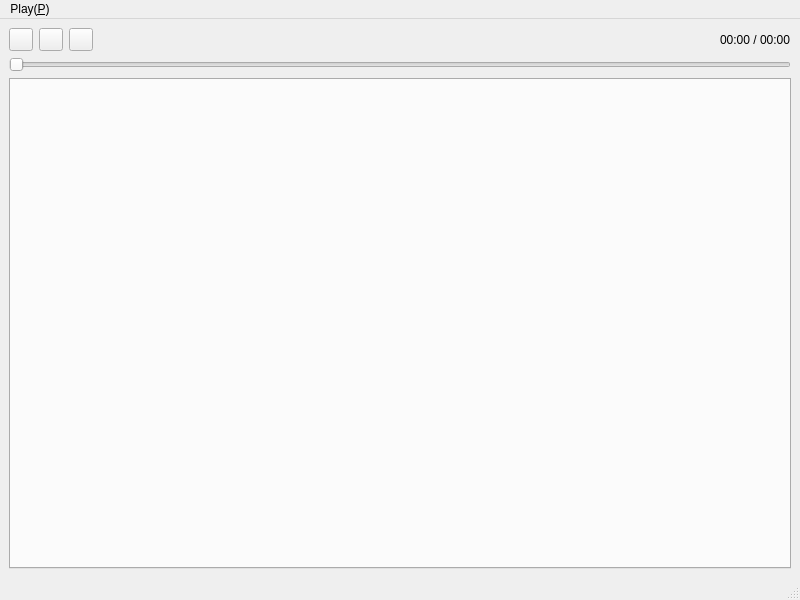
Qt form qt_gui/src/MainWnd/MainWnd.ui (ryotayama/hayaemon_windows) before a commit.
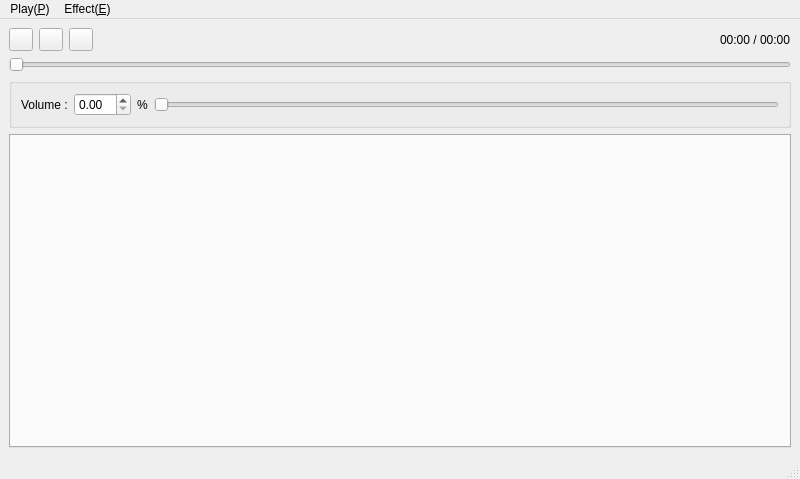
The same form after that commit. Icons and pictures are not drawn. Custom widgets are drawn as their Qt base class.

What changed in the file:
```diff
--- a/qt_gui/src/MainWnd/MainWnd.ui
+++ b/qt_gui/src/MainWnd/MainWnd.ui
@@ -7,7 +7,7 @@
     <x>0</x>
     <y>0</y>
     <width>800</width>
-    <height>600</height>
+    <height>479</height>
    </rect>
   </property>
   <property name="windowTitle">
@@ -95,6 +95,42 @@
       </property>
      </widget>
     </item>
+    <item>
+     <widget class="QGroupBox" name="groupBox">
+      <property name="title">
+       <string/>
+      </property>
+      <property name="flat">
+       <bool>true</bool>
+      </property>
+      <layout class="QHBoxLayout" name="horizontalLayout_2">
+       <item>
+        <widget class="QLabel" name="volumeLabel">
+         <property name="text">
+          <string>Volume :</string>
+         </property>
+        </widget>
+       </item>
+       <item>
+        <widget class="QDoubleSpinBox" name="volumeSpinBox"/>
+       </item>
+       <item>
+        <widget class="QLabel" name="volumeLabel2">
+         <property name="text">
+          <string>%</string>
+         </property>
+        </widget>
+       </item>
+       <item>
+        <widget class="CSliderCtrlCore" name="volumeSlider">
+         <property name="orientation">
+          <enum>Qt::Horizontal</enum>
+         </property>
+        </widget>
+       </item>
+      </layout>
+     </widget>
+    </item>
     <item>
      <widget class="CTab_MainWnd" name="m_tab"/>
     </item>
@@ -116,7 +152,38 @@
     <addaction name="actionPlayPlayPause"/>
     <addaction name="actionPlayStop"/>
    </widget>
+   <widget class="QMenu" name="menuEffect">
+    <property name="title">
+     <string>Effect(&amp;E)</string>
+    </property>
+    <widget class="QMenu" name="menuVolume">
+     <property name="title">
+      <string>Volume(&amp;V)</string>
+     </property>
+     <widget class="QMenu" name="menuSet_Volume">
+      <property name="title">
+       <string>Set Volume(&amp;V)</string>
+      </property>
+      <addaction name="actionSetVolume0"/>
+      <addaction name="actionSetVolume10"/>
+      <addaction name="actionSetVolume20"/>
+      <addaction name="actionSetVolume30"/>
+      <addaction name="actionSetVolume40"/>
+      <addaction name="actionSetVolume50"/>
+      <addaction name="actionSetVolume60"/>
+      <addaction name="actionSetVolume70"/>
+      <addaction name="actionSetVolume80"/>
+      <addaction name="actionSetVolume90"/>
+      <addaction name="actionSetVolume100"/>
+     </widget>
+     <addaction name="actionResetVolume"/>
+     <addaction name="separator"/>
+     <addaction name="menuSet_Volume"/>
+    </widget>
+    <addaction name="menuVolume"/>
+   </widget>
    <addaction name="menuPlay_P"/>
+   <addaction name="menuEffect"/>
   </widget>
   <widget class="QStatusBar" name="statusbar"/>
   <action name="actionPlayPlayPause">
```
Left out of the diff: 62 changed lines with no effect on the pictures.
